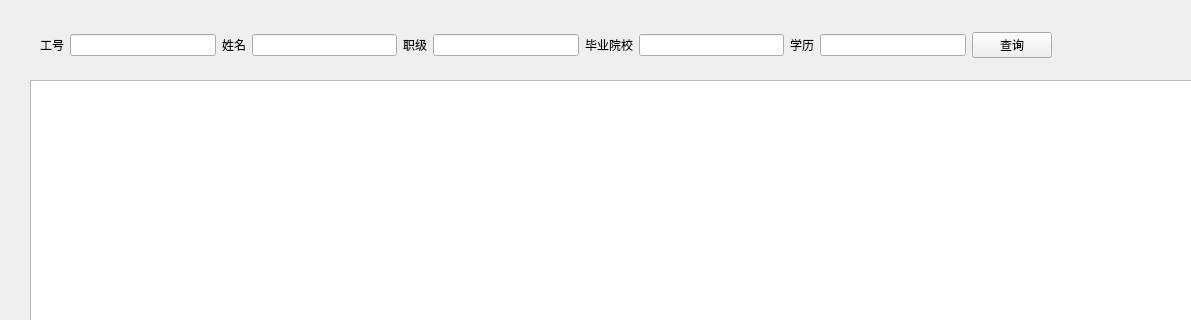
The window that testSany/mainwindow.ui (xudingqiang/qt_test) describes before a commit, drawn with Qt 5; both pictures show x 0 to 1191 and y 0 to 320 of the 1299 by 648 pixel window.
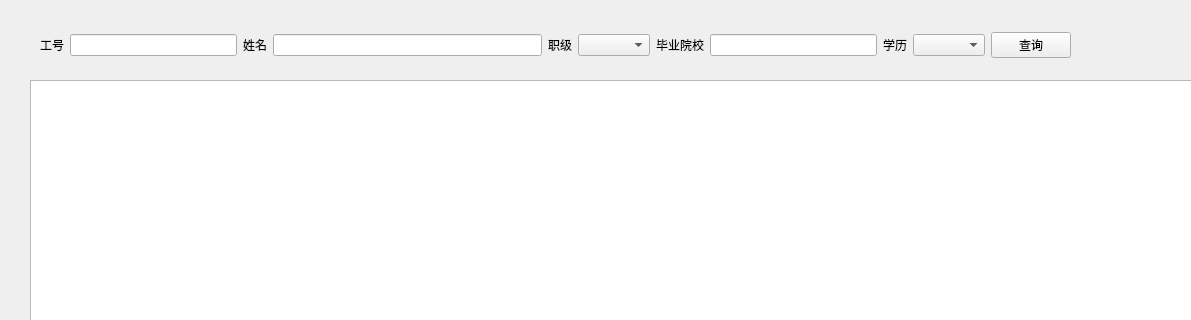
The same window after the commit.

```diff
--- a/testSany/mainwindow.ui
+++ b/testSany/mainwindow.ui
@@ -24,12 +24,12 @@
      </rect>
     </property>
    </widget>
-   <widget class="QWidget" name="">
+   <widget class="QWidget" name="layoutWidget">
     <property name="geometry">
      <rect>
       <x>40</x>
       <y>30</y>
-      <width>1012</width>
+      <width>1031</width>
       <height>30</height>
      </rect>
     </property>
@@ -42,7 +42,17 @@
       </widget>
      </item>
      <item>
-      <widget class="QLineEdit" name="lineEdit_employeeId"/>
+      <widget class="QLineEdit" name="lineEdit_employeeId">
+       <property name="maximumSize">
+        <size>
+         <width>167</width>
+         <height>16777215</height>
+        </size>
+       </property>
+       <property name="styleSheet">
+        <string notr="true"/>
+       </property>
+      </widget>
      </item>
      <item>
       <widget class="QLabel" name="label_2">
@@ -62,7 +72,7 @@
       </widget>
      </item>
      <item>
-      <widget class="QLineEdit" name="lineEdit_rank"/>
+      <widget class="QComboBox" name="comboBox"/>
      </item>
      <item>
       <widget class="QLabel" name="label_4">
@@ -72,7 +82,14 @@
       </widget>
      </item>
      <item>
-      <widget class="QLineEdit" name="lineEdit_institution"/>
+      <widget class="QLineEdit" name="lineEdit_institution">
+       <property name="maximumSize">
+        <size>
+         <width>167</width>
+         <height>16777215</height>
+        </size>
+       </property>
+      </widget>
      </item>
      <item>
       <widget class="QLabel" name="label_5">
@@ -82,7 +99,7 @@
       </widget>
      </item>
      <item>
-      <widget class="QLineEdit" name="lineEdit_education"/>
+      <widget class="QComboBox" name="comboBoxEdu"/>
      </item>
      <item>
       <widget class="QPushButton" name="queryButton">
@@ -93,7 +110,7 @@
      </item>
     </layout>
    </widget>
-   <widget class="QWidget" name="">
+   <widget class="QWidget" name="layoutWidget">
     <property name="geometry">
      <rect>
       <x>360</x>
```
